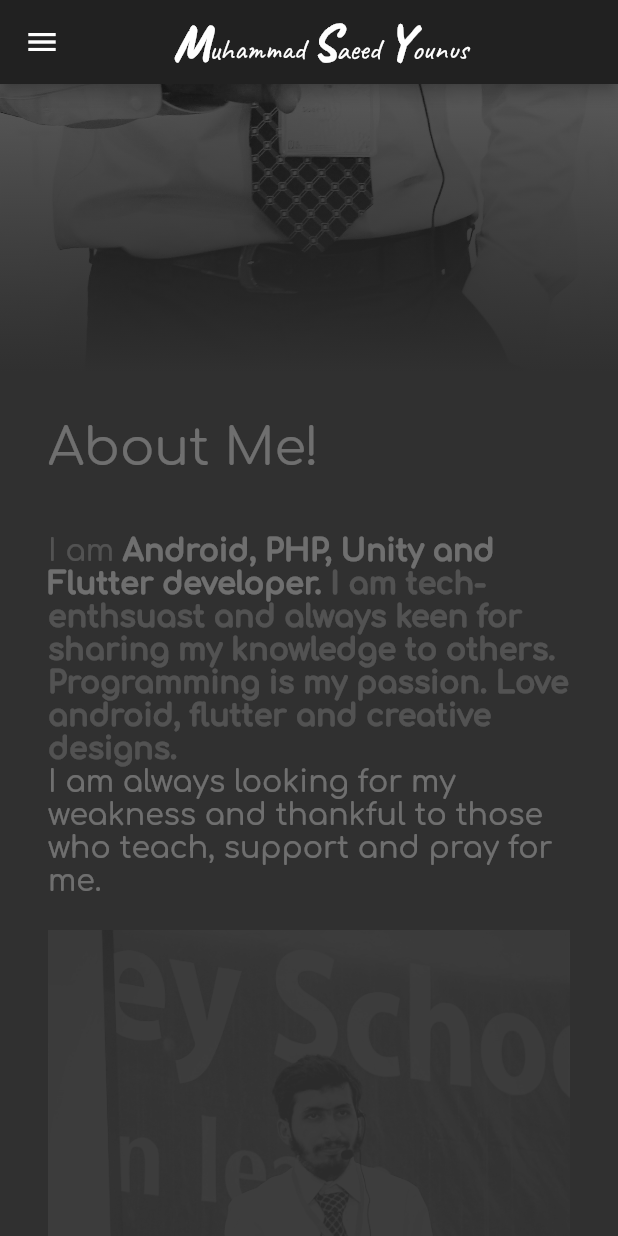
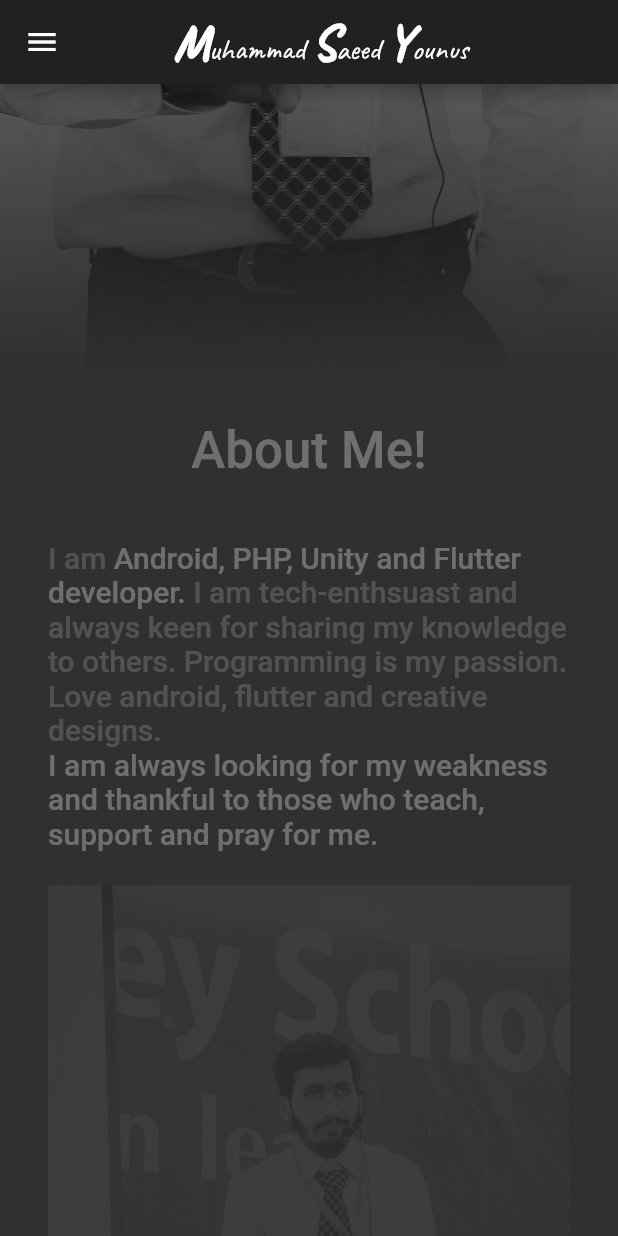
Before and after one commit to saeed-younus/flutter_portfolio_app, a Flutter app: the screen it shows after launch, scrolled down 576 dp, on a phone screen of 412 x 824 dp. Run offline on Flutter 3.47's test engine with Material 2 defaults, Android fonts, the phone set to English and light mode, and no system bars; our stand-ins replace google_fonts, rxdart; missing offline and left inert: dart:js; statements that could not run were skipped.

Commit message:
Fixes which respect to material design guidlines

```diff
--- a/lib/about.dart
+++ b/lib/about.dart
@@ -73,13 +73,13 @@ class _AboutScreenState extends State<AboutScreen>
                         Text(
                           "About Me!\n",
                           style: TextStyle(
-                            fontFamily: "Comfortaa",
+                            fontFamily: "Roboto",
                             fontSize: isDesktop
                                 ? Theme.of(context).textTheme.display2.fontSize
                                 : Theme.of(context).textTheme.display1.fontSize,
-                            fontWeight:
-                                Theme.of(context).textTheme.display1.fontWeight,
+                            fontWeight: FontWeight.w500,
                           ),
+                          textAlign: TextAlign.center,
                         ),
                         RichText(
                           text: TextSpan(
@@ -89,47 +89,40 @@ class _AboutScreenState extends State<AboutScreen>
                                 text:
                                     "Android, PHP, Unity and Flutter developer. ",
                                 style: TextStyle(
-                                  fontFamily: "Comfortaa",
+                                  fontFamily: "Roboto",
                                   color: Colors.white,
-                                  fontWeight: FontWeight.w900,
                                 ),
                               ),
                               TextSpan(
                                 text:
                                     "I am tech-enthsuast and always keen for sharing my knowledge to others. ",
                                 style: TextStyle(
-                                  fontFamily: "Comfortaa",
-                                  fontWeight: FontWeight.w900,
+                                  fontFamily: "Roboto",
                                 ),
                               ),
                               TextSpan(
                                 text:
                                     "Programming is my passion. Love android, flutter and creative designs.",
                                 style: TextStyle(
-                                  fontFamily: "Comfortaa",
-                                  fontWeight: FontWeight.w900,
+                                  fontFamily: "Roboto",
                                 ),
                               ),
                               TextSpan(
                                 text:
                                     "\nI am always looking for my weakness and thankful to those who teach, support and pray for me.\n",
                                 style: TextStyle(
-                                  fontFamily: "Comfortaa",
+                                  fontFamily: "Roboto",
                                   color: Colors.white,
                                 ),
                               ),
                             ],
                             style: TextStyle(
-                              fontFamily: "Comfortaa",
+                              fontFamily: "Roboto",
                               color: Colors.white54,
                               fontSize: isDesktop
-                                  ? Theme.of(context)
-                                      .textTheme
-                                      .headline
-                                      .fontSize
+                                  ? Theme.of(context).textTheme.title.fontSize
                                   : Theme.of(context).textTheme.title.fontSize,
-                              fontWeight:
-                                  Theme.of(context).textTheme.body2.fontWeight,
+                              fontWeight: FontWeight.w600,
                             ),
                           ),
                         ),
--- a/lib/home.dart
+++ b/lib/home.dart
@@ -81,27 +81,13 @@ class _HomeScreenState extends State<HomeScreen>
           ),
           AnimatedBuilder(
             animation: _controller,
-            child: RichText(
-              textAlign: TextAlign.center,
-              text: TextSpan(
-                text: "Hey!! This is ",
-                children: [
-                  TextSpan(
-                    text: "Muhammad Saeed",
-                    style: TextStyle(
-                      color: Colors.white,
-                      fontFamily: "Comfortaa",
-                      fontSize: Theme.of(context).textTheme.display1.fontSize,
-                      fontWeight: FontWeight.w900,
-                    ),
-                  ),
-                ],
-                style: TextStyle(
-                  color: Colors.white60,
-                  fontFamily: "OpenSans",
-                  fontSize: Theme.of(context).textTheme.display1.fontSize,
-                  fontWeight: Theme.of(context).textTheme.display1.fontWeight,
-                ),
+            child: Text(
+              "Hey!! This is Muhammad Saeed",
+              style: TextStyle(
+                color: Colors.white,
+                fontFamily: "Roboto",
+                fontSize: Theme.of(context).textTheme.display2.fontSize,
+                fontWeight: FontWeight.w500,
               ),
             ),
             builder: (BuildContext context, Widget widget) {
--- a/lib/main.dart
+++ b/lib/main.dart
@@ -130,10 +130,11 @@ class _HomePageState extends State<HomePage> {
                               )
                             ]
                           : [],
-                      color: Theme.of(context).primaryColorDark,
+                      color: Color(0xFF383838),
                     ),
                     child: Material(
                       elevation: 0,
+                      color: Color(0xFF383838),
                       child: Row(
                         mainAxisAlignment: MainAxisAlignment.spaceBetween,
                         children: <Widget>[
@@ -242,7 +243,7 @@ class _HomePageState extends State<HomePage> {
     return [
       CircleButton(
         "Home",
-        materialColor: Colors.red,
+        materialColor: Colors.redAccent[100],
         shadowColor: Colors.redAccent,
         isSelected: _selectedPageIndex == 0,
         onPressed: () {
@@ -251,7 +252,7 @@ class _HomePageState extends State<HomePage> {
       ),
       CircleButton(
         "About Me",
-        materialColor: Colors.orange,
+        materialColor: Colors.orangeAccent[100],
         shadowColor: Colors.orangeAccent,
         isSelected: _selectedPageIndex == 1,
         onPressed: () {
@@ -260,7 +261,7 @@ class _HomePageState extends State<HomePage> {
       ),
       CircleButton(
         "Skills",
-        materialColor: Colors.yellow,
+        materialColor: Colors.yellowAccent[100],
         shadowColor: Colors.yellowAccent,
         isSelected: _selectedPageIndex == 2,
         onPressed: () {
@@ -269,7 +270,7 @@ class _HomePageState extends State<HomePage> {
       ),
       CircleButton(
         "Open Source",
-        materialColor: Colors.green,
+        materialColor: Colors.greenAccent[100],
         shadowColor: Colors.greenAccent,
         isSelected: _selectedPageIndex == 3,
         onPressed: () {
@@ -278,7 +279,7 @@ class _HomePageState extends State<HomePage> {
       ),
       CircleButton(
         "Demo",
-        materialColor: Colors.blue,
+        materialColor: Colors.blueAccent[100],
         shadowColor: Colors.blueAccent,
         isSelected: _selectedPageIndex == 4,
         onPressed: () {
@@ -287,7 +288,7 @@ class _HomePageState extends State<HomePage> {
       ),
       CircleButton(
         "Articles",
-        materialColor: Colors.indigo,
+        materialColor: Colors.indigoAccent[100],
         shadowColor: Colors.indigoAccent,
         isSelected: _selectedPageIndex == 5,
         onPressed: () {
@@ -296,7 +297,7 @@ class _HomePageState extends State<HomePage> {
       ),
       CircleButton(
         "Contact",
-        materialColor: Colors.deepPurple,
+        materialColor: Colors.deepPurpleAccent[100],
         shadowColor: Colors.deepPurpleAccent,
         isSelected: _selectedPageIndex == 6,
         onPressed: () {
@@ -398,6 +399,7 @@ class _CircleButtonState extends State<CircleButton> {
         child: Material(
           shape: CircleBorder(),
           elevation: 0,
+          color: Color(0xFF383838),
           child: Stack(
             children: <Widget>[
               AnimatedCrossFade(
@@ -418,15 +420,20 @@ class _CircleButtonState extends State<CircleButton> {
               ),
               InkWell(
                 onTap: widget.onPressed,
+                child: Padding(
+                  padding: const EdgeInsets.all(8.0),
                   child: Center(
                     child: Text(
                       widget.text,
                       textAlign: TextAlign.center,
                       style: TextStyle(
-                      color: widget.isSelected ? Colors.white : Colors.white54,
-                      fontFamily: "Comfortaa",
+                        color: widget.isSelected
+                            ? Colors.black
+                            : Color(0xefffffff),
+                        fontFamily: "Roboto",
                         fontSize: Theme.of(context).textTheme.body1.fontSize,
-                      fontWeight: FontWeight.w900,
+                        fontWeight: FontWeight.w800,
+                      ),
                     ),
                   ),
                 ),
--- a/lib/skills.dart
+++ b/lib/skills.dart
@@ -33,11 +33,11 @@ class _SkillScreenState extends State<SkillScreen> {
             child: Text(
               "Skills",
               style: TextStyle(
-                fontFamily: "Comfortaa",
+                fontFamily: "Roboto",
                 fontSize: isDesktop
                     ? Theme.of(context).textTheme.display2.fontSize
                     : Theme.of(context).textTheme.display1.fontSize,
-                fontWeight: Theme.of(context).textTheme.display2.fontWeight,
+                fontWeight: FontWeight.w500,
               ),
             ),
           ),
@@ -110,7 +110,7 @@ class SkillItem extends StatelessWidget {
             Text(
               _text,
               style: const TextStyle(
-                fontFamily: "OpenSans",
+                fontFamily: "Roboto",
                 fontSize: 20,
               ),
             ),
```
Also changed, not shown: pubspec.yaml (+11 -0 lines), fonts/Lato-Light.ttf (added), fonts/Lato-Regular.ttf (added), fonts/Lato-Thin.ttf (added), fonts/Raleway-ExtraLight.ttf (added), fonts/Raleway-Light.ttf (added), fonts/Raleway-Regular.ttf (added), fonts/Raleway-SemiBold.ttf (added), fonts/Raleway-Thin.ttf (added), fonts/Roboto-Light.ttf (added), fonts/Roboto-Medium.ttf (added), fonts/Roboto-Regular.ttf (added), fonts/Roboto-Thin.ttf (added). Lines whose indentation alone changed are shown as unchanged.
